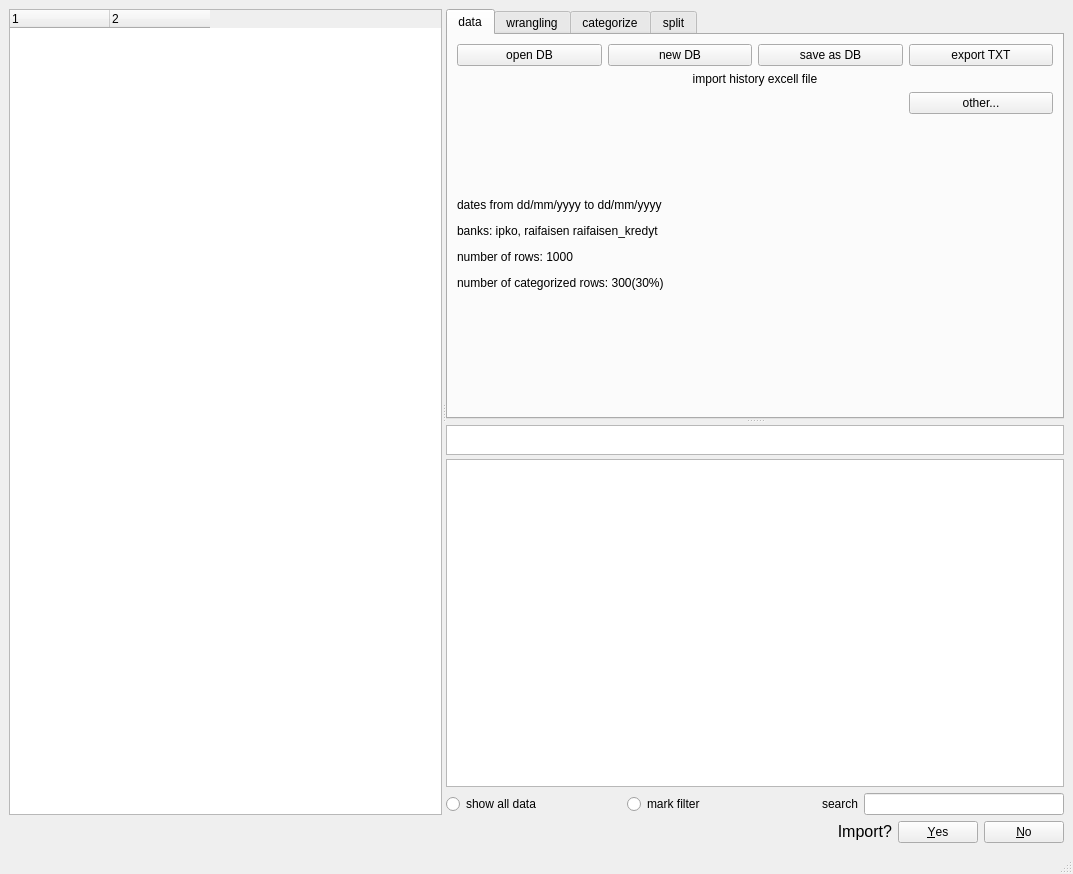
Old version of the form qt_gui/main_window.ui in the repository zielaskowski/banking.
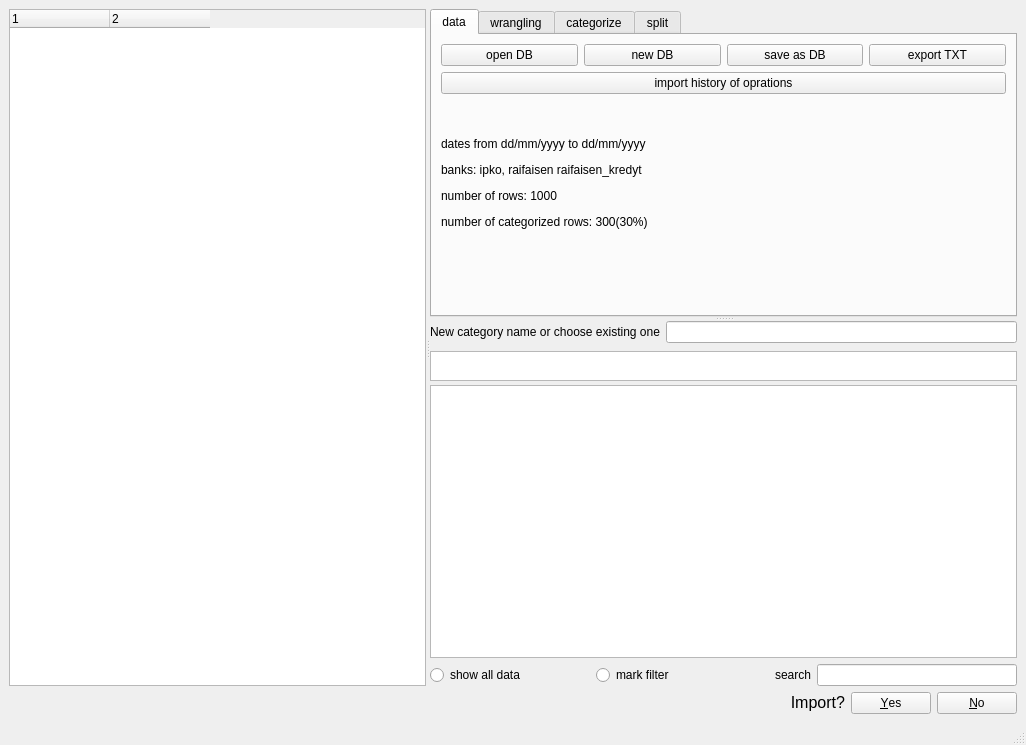
New version of the form. The open tabs and pages were chosen to show the change. Icons and pictures are not drawn.

```diff
--- a/qt_gui/main_window.ui
+++ b/qt_gui/main_window.ui
@@ -6,8 +6,8 @@
    <rect>
     <x>0</x>
     <y>0</y>
-    <width>1073</width>
-    <height>874</height>
+    <width>1026</width>
+    <height>745</height>
    </rect>
   </property>
   <property name="sizePolicy">
@@ -28,7 +28,7 @@
   <widget class="QWidget" name="centralwidget">
    <layout class="QHBoxLayout" name="horizontalLayout_7">
     <item>
-     <layout class="QVBoxLayout" name="verticalLayout_4">
+     <layout class="QVBoxLayout" name="verticalLayout_6">
       <item>
        <widget class="QSplitter" name="splitter_2">
         <property name="orientation">
@@ -36,7 +36,7 @@
         </property>
         <widget class="QTreeWidget" name="tree_db">
          <property name="sizePolicy">
-          <sizepolicy hsizetype="Minimum" vsizetype="Expanding">
+          <sizepolicy hsizetype="Minimum" vsizetype="MinimumExpanding">
            <horstretch>0</horstretch>
            <verstretch>0</verstretch>
           </sizepolicy>
@@ -153,13 +153,6 @@
                 </item>
                </layout>
               </item>
-              <item>
-               <widget class="QLabel" name="label">
-                <property name="text">
-                 <string>&lt;html&gt;&lt;head/&gt;&lt;body&gt;&lt;p align=&quot;center&quot;&gt;import history excell file&lt;/p&gt;&lt;/body&gt;&lt;/html&gt;</string>
-                </property>
-               </widget>
-              </item>
               <item>
                <layout class="QHBoxLayout" name="horizontalLayout_2">
                 <item>
@@ -168,67 +161,7 @@
                    <string>import words from TXT file and append to active DB</string>
                   </property>
                   <property name="text">
-                   <string/>
-                  </property>
-                  <property name="icon">
-                   <iconset resource="res.qrc">
-                    <normaloff>:/icons/resources/pkoBP.png</normaloff>:/icons/resources/pkoBP.png</iconset>
-                  </property>
-                  <property name="iconSize">
-                   <size>
-                    <width>60</width>
-                    <height>60</height>
-                   </size>
-                  </property>
-                  <property name="flat">
-                   <bool>true</bool>
-                  </property>
-                 </widget>
-                </item>
-                <item>
-                 <widget class="QPushButton" name="impBNP_btn">
-                  <property name="text">
-                   <string/>
-                  </property>
-                  <property name="icon">
-                   <iconset resource="res.qrc">
-                    <normaloff>:/icons/resources/paribas.png</normaloff>:/icons/resources/paribas.png</iconset>
-                  </property>
-                  <property name="iconSize">
-                   <size>
-                    <width>130</width>
-                    <height>60</height>
-                   </size>
-                  </property>
-                  <property name="flat">
-                   <bool>true</bool>
-                  </property>
-                 </widget>
-                </item>
-                <item>
-                 <widget class="QPushButton" name="impBNPkredyt_btn">
-                  <property name="text">
-                   <string/>
-                  </property>
-                  <property name="icon">
-                   <iconset resource="res.qrc">
-                    <normaloff>:/icons/resources/paribas_kredyt.png</normaloff>:/icons/resources/paribas_kredyt.png</iconset>
-                  </property>
-                  <property name="iconSize">
-                   <size>
-                    <width>130</width>
-                    <height>60</height>
-                   </size>
-                  </property>
-                  <property name="flat">
-                   <bool>true</bool>
-                  </property>
-                 </widget>
-                </item>
-                <item>
-                 <widget class="QPushButton" name="imp_other">
-                  <property name="text">
-                   <string>other...</string>
+                   <string>import history of oprations</string>
                   </property>
                  </widget>
                 </item>
@@ -555,20 +488,6 @@
                 </item>
                </layout>
               </item>
-              <item>
-               <layout class="QHBoxLayout" name="horizontalLayout_6">
-                <item>
-                 <widget class="QLabel" name="label_3">
-                  <property name="text">
-                   <string>New category name or choose existing one</string>
-                  </property>
-                 </widget>
-                </item>
-                <item>
-                 <widget class="QLineEdit" name="new_cat_name"/>
-                </item>
-               </layout>
-              </item>
              </layout>
             </item>
            </layout>
@@ -683,8 +602,22 @@
            </layout>
           </widget>
          </widget>
-         <widget class="QWidget" name="layoutWidget_2">
-          <layout class="QVBoxLayout" name="verticalLayout_6">
+         <widget class="QWidget" name="">
+          <layout class="QVBoxLayout" name="verticalLayout_4">
+           <item>
+            <layout class="QHBoxLayout" name="horizontalLayout_6">
+             <item>
+              <widget class="QLabel" name="label_3">
+               <property name="text">
+                <string>New category name or choose existing one</string>
+               </property>
+              </widget>
+             </item>
+             <item>
+              <widget class="QLineEdit" name="new_cat_name"/>
+             </item>
+            </layout>
+           </item>
            <item>
             <widget class="QTableWidget" name="group_view">
              <property name="sizePolicy">
@@ -710,7 +643,7 @@
            <item>
             <widget class="QTableView" name="DB_view">
              <property name="sizePolicy">
-              <sizepolicy hsizetype="Expanding" vsizetype="Expanding">
+              <sizepolicy hsizetype="Expanding" vsizetype="MinimumExpanding">
                <horstretch>0</horstretch>
                <verstretch>0</verstretch>
               </sizepolicy>
```
Left out of the diff: 9 changed lines with no effect on the pictures.
